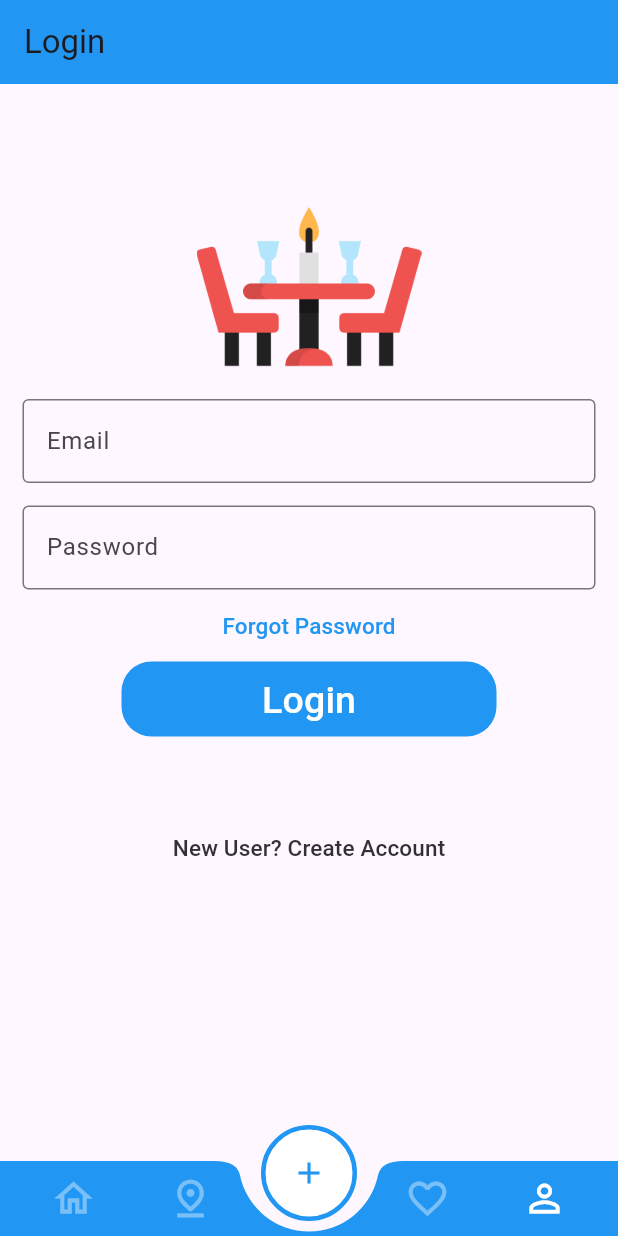
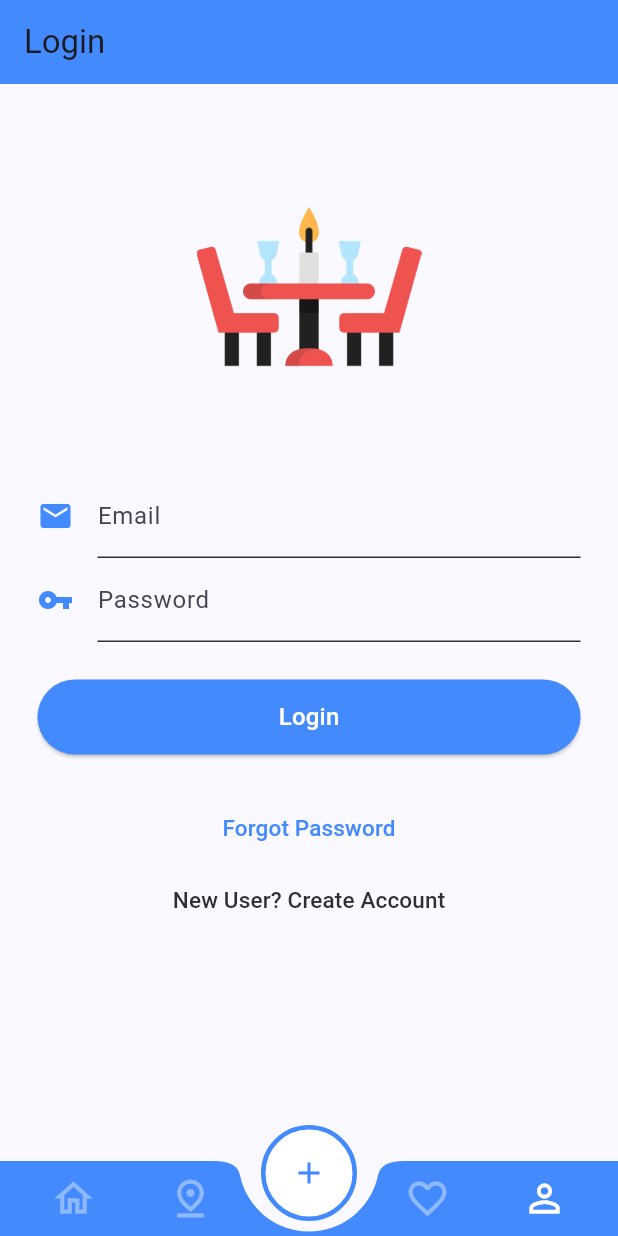
Before and after one commit to abhiroop43/flutter_restaurants_mobile_ui, a Flutter app: the screen it shows after launch, item 4 of the bottom bar chosen, on a phone screen of 412 x 824 dp. Run offline on Flutter 3.47's test engine with Material 3 defaults, Android fonts, the phone set to English and light mode, and no system bars.

Commit message:
feat: refactor authentication fields and update theme colors

```diff
--- a/lib/login_screen.dart
+++ b/lib/login_screen.dart
@@ -1,8 +1,8 @@
 import 'package:flutter/material.dart';
 import 'package:restaurants_mobile_ui/forgot_password_screen.dart';
 import 'package:restaurants_mobile_ui/main.dart';
-import 'package:restaurants_mobile_ui/profile_screen.dart';
 import 'package:restaurants_mobile_ui/register_screen.dart';
+import 'package:restaurants_mobile_ui/shared/text_form_field_with_icon.dart';
 
 class LoginScreen extends StatefulWidget {
   const LoginScreen({super.key});
@@ -12,6 +12,27 @@ class LoginScreen extends StatefulWidget {
 }
 
 class _LoginScreen extends State<LoginScreen> {
+  final GlobalKey<FormState> _formKey = GlobalKey();
+  final emailController = TextEditingController();
+  final passwordController = TextEditingController();
+
+  Future<void> _authenticate() async {
+    if (_formKey.currentState!.validate() == false) return;
+
+    ScaffoldMessenger.of(context).showSnackBar(
+      const SnackBar(
+        behavior: SnackBarBehavior.floating,
+        dismissDirection: DismissDirection.none,
+        content: Text(
+          'Success',
+          textAlign: TextAlign.center,
+          style: TextStyle(fontSize: 20),
+        ),
+        backgroundColor: Colors.green,
+      ),
+    );
+  }
+
   @override
   Widget build(BuildContext context) {
     return Scaffold(
@@ -34,69 +55,72 @@ class _LoginScreen extends State<LoginScreen> {
                     child: Image(image: AssetImage('assets/images/rms.png'))),
               ),
             ),
-            Padding(
-              //padding: const EdgeInsets.only(left:15.0,right: 15.0,top:0,bottom: 0),
-              padding: EdgeInsets.symmetric(horizontal: 15),
-              child: TextField(
-                decoration: InputDecoration(
-                    border: OutlineInputBorder(),
-                    labelText: 'Email',
-                    hintText: 'someone@example.com'),
+            Form(
+                key: _formKey,
+                child: Padding(
+                  padding: const EdgeInsets.symmetric(horizontal: 25),
+                  child: Column(
+                    children: [
+                      const SizedBox(height: 50),
+                      TextFormFieldWithIcon(
+                        key: const Key('email'),
+                        icon: Icons.email,
+                        label: 'Email',
+                        textEditingController: emailController,
+                      ),
+                      TextFormFieldWithIcon(
+                        key: const Key('password'),
+                        icon: Icons.vpn_key,
+                        label: 'Password',
+                        textEditingController: passwordController,
+                      ),
+                      const SizedBox(height: 25),
+                      ElevatedButton(
+                        style: ElevatedButton.styleFrom(
+                            minimumSize: const Size.fromHeight(50),
+                            backgroundColor: primaryColor),
+                        onPressed: _authenticate,
+                        child: Text(
+                          'Login',
+                          style:
+                              Theme.of(context).textTheme.titleMedium?.copyWith(
+                                    color: Colors.white,
                                   ),
                         ),
-            Padding(
-              padding: const EdgeInsets.only(
-                  left: 15.0, right: 15.0, top: 15, bottom: 0),
-              //padding: EdgeInsets.symmetric(horizontal: 15),
-              child: TextField(
-                obscureText: true,
-                decoration: InputDecoration(
-                    border: OutlineInputBorder(),
-                    labelText: 'Password',
-                    hintText: '**********'),
                       ),
+                      SizedBox(
+                        height: 25,
                       ),
                       TextButton(
                         onPressed: () {
-                Navigator.push(context,
-                    MaterialPageRoute(builder: (_) => ForgotPasswordScreen()));
+                          Navigator.push(
+                              context,
+                              MaterialPageRoute(
+                                  builder: (_) => ForgotPasswordScreen()));
                         },
                         child: Text(
                           'Forgot Password',
                           style: TextStyle(color: primaryColor, fontSize: 15),
                         ),
                       ),
-            Container(
-              height: 50,
-              width: 250,
-              decoration: BoxDecoration(
-                  color: Colors.blue, borderRadius: BorderRadius.circular(20)),
-              child: TextButton(
-                onPressed: () {
-                  Navigator.push(context,
-                      MaterialPageRoute(builder: (_) => ProfileScreen()));
-                },
-                child: Text(
-                  'Login',
-                  style: TextStyle(color: Colors.white, fontSize: 25),
-                ),
-              ),
-            ),
-            SizedBox(
-              height: 50,
-            ),
                       TextButton(
                         onPressed: () {
-                Navigator.push(context,
-                    MaterialPageRoute(builder: (_) => RegisterScreen()));
+                          Navigator.push(
+                              context,
+                              MaterialPageRoute(
+                                  builder: (_) => RegisterScreen()));
                         },
                         child: Text(
                           'New User? Create Account',
                           style: TextStyle(
-                    color: Theme.of(context).colorScheme.inverseSurface,
+                              color:
+                                  Theme.of(context).colorScheme.inverseSurface,
                               fontSize: 15),
                         ),
                       ),
+                    ],
+                  ),
+                )),
           ],
         ),
       ),
--- a/lib/main.dart
+++ b/lib/main.dart
@@ -5,7 +5,8 @@ void main() {
   runApp(const MyApp());
 }
 
-const primaryColor = Colors.blue;
+const primaryColor = Colors.blueAccent;
+const errorColor = Colors.redAccent;
 
 class MyApp extends StatelessWidget {
   const MyApp({super.key});
@@ -15,7 +16,12 @@ class MyApp extends StatelessWidget {
   Widget build(BuildContext context) {
     return MaterialApp(
       debugShowCheckedModeBanner: false,
-      theme: ThemeData(primaryColor: primaryColor, primarySwatch: primaryColor),
+      // theme: ThemeData(primaryColor: primaryColor, primarySwatch: primaryColor),
+      theme: ThemeData(
+        colorScheme: ColorScheme.fromSeed(seedColor: primaryColor)
+            .copyWith(error: errorColor),
+        useMaterial3: true,
+      ),
       home: MainScreen(),
     );
   }
--- a/lib/register_screen.dart
+++ b/lib/register_screen.dart
@@ -1,7 +1,7 @@
 import 'package:flutter/material.dart';
 import 'package:restaurants_mobile_ui/login_screen.dart';
 import 'package:restaurants_mobile_ui/main.dart';
-import 'package:restaurants_mobile_ui/shared/authentication_text_form_field.dart';
+import 'package:restaurants_mobile_ui/shared/text_form_field_with_icon.dart';
 
 class RegisterScreen extends StatefulWidget {
   const RegisterScreen({super.key});
@@ -62,19 +62,19 @@ class _RegisterScreenState extends State<RegisterScreen> {
               child: Column(
                 children: [
                   const SizedBox(height: 50),
-                  AuthenticationTextFormField(
+                  TextFormFieldWithIcon(
                     key: const Key('email'),
                     icon: Icons.email,
                     label: 'Email',
                     textEditingController: emailController,
                   ),
-                  AuthenticationTextFormField(
+                  TextFormFieldWithIcon(
                     key: const Key('password'),
                     icon: Icons.vpn_key,
                     label: 'Password',
                     textEditingController: passwordController,
                   ),
-                  AuthenticationTextFormField(
+                  TextFormFieldWithIcon(
                     key: const Key('password_confirmation'),
                     icon: Icons.password,
                     label: 'Password Confirmation',
--- a/lib/shared/authentication_text_form_field.dart
+++ b/lib/shared/text_form_field_with_icon.dart
@@ -1,8 +1,8 @@
 import 'package:flutter/material.dart';
 import 'package:restaurants_mobile_ui/main.dart';
 
-class AuthenticationTextFormField extends StatelessWidget {
-  const AuthenticationTextFormField({
+class TextFormFieldWithIcon extends StatelessWidget {
+  const TextFormFieldWithIcon({
     this.confirmationController,
     required this.icon,
     required this.label,
```
Lines whose indentation alone changed are shown as unchanged.
